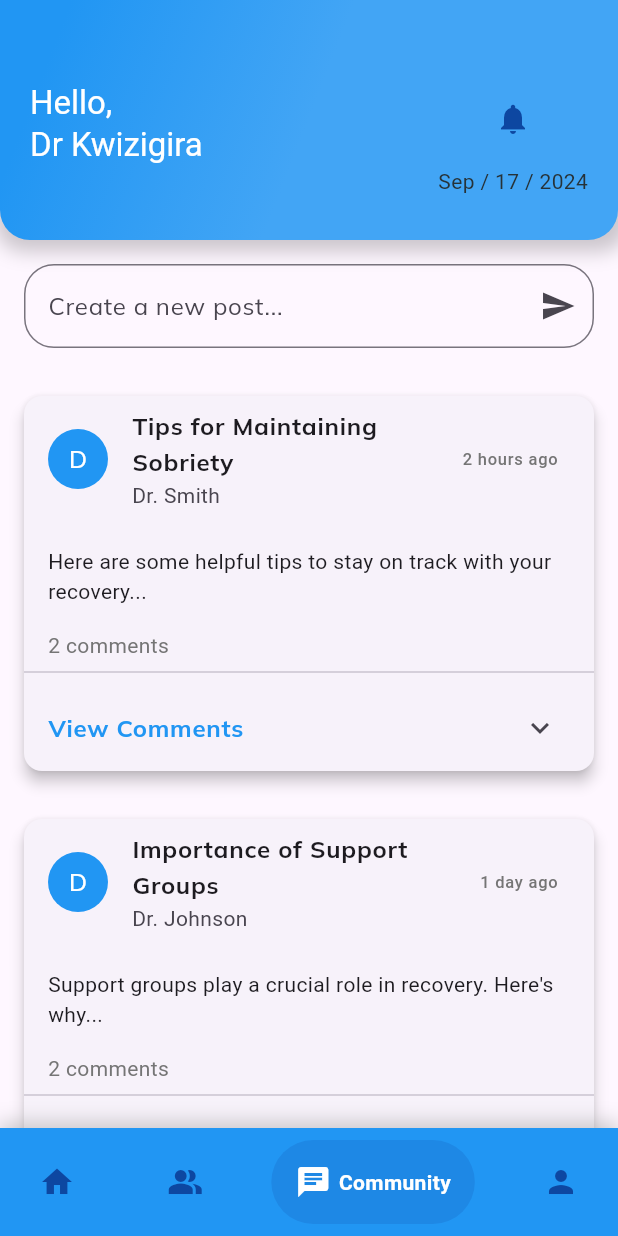
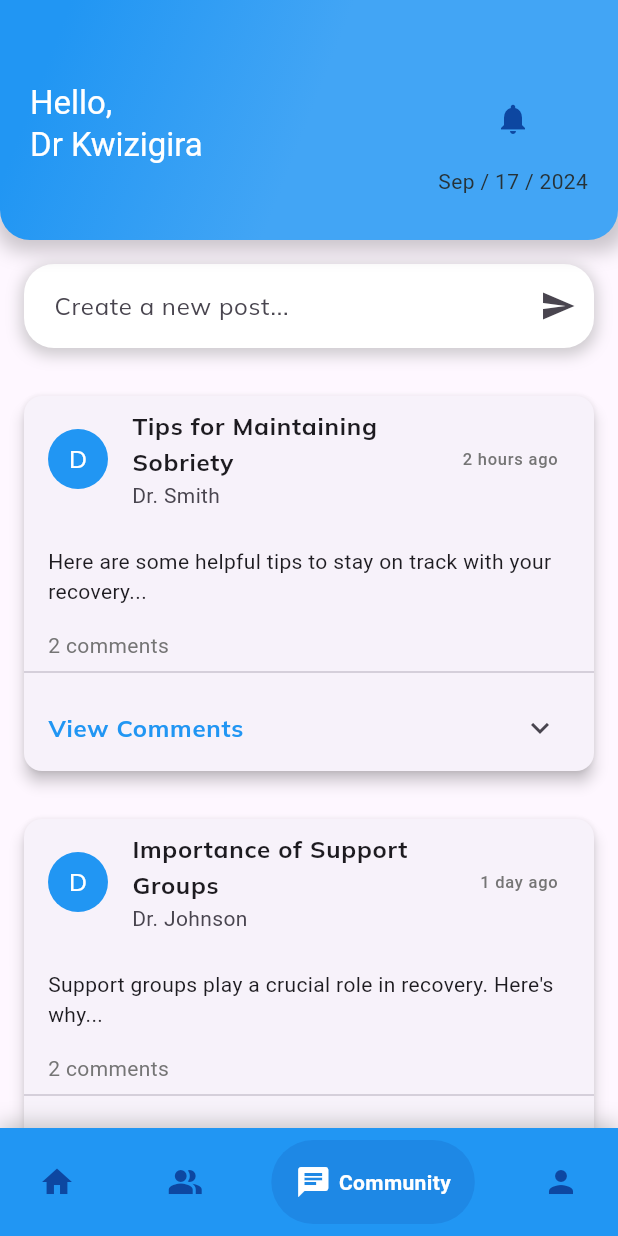
Before and after one commit to mutana-derrick/HealPath-Dev, a Flutter app: the DoctorDashboardScreen screen opened directly, item 3 of the bottom bar chosen, on a phone screen of 412 x 824 dp. Run offline on Flutter 3.47's test engine with Material 3 defaults, Android fonts, the light colour scheme and no system bars; drawn by our look-alikes of google_nav_bar; our stand-ins replace fl_chart, get, google_fonts, modal_bottom_sheet.

```diff
--- a/lib/src/features/doctor/community_tab.dart
+++ b/lib/src/features/doctor/community_tab.dart
@@ -9,6 +9,21 @@ class CommunityTab extends StatelessWidget {
       children: [
         Padding(
           padding: const EdgeInsets.all(16.0),
+          child: Container(
+            decoration: BoxDecoration(
+              color:
+                  Colors.white, // Background color for the TextField container
+              borderRadius: BorderRadius.circular(
+                  20), // Border radius to match the TextField
+              boxShadow: [
+                BoxShadow(
+                  color: Colors.grey.withOpacity(0.5), // Shadow color
+                  spreadRadius: 2, // Spread of the shadow
+                  blurRadius: 8, // Softness of the shadow
+                  offset: Offset(0, 3), // X and Y offset of the shadow
+                ),
+              ],
+            ),
             child: TextField(
               decoration: InputDecoration(
                 hintText: 'Create a new post...',
@@ -20,6 +35,11 @@ class CommunityTab extends StatelessWidget {
                 ),
                 border: OutlineInputBorder(
                   borderRadius: BorderRadius.circular(20),
+                  borderSide: BorderSide
+                      .none, // Remove default border so it matches the shadow
+                ),
+                contentPadding:
+                    const EdgeInsets.all(16), // Inside padding of the TextField
               ),
             ),
           ),
@@ -136,8 +156,10 @@ class _InteractivePostCardState extends State<InteractivePostCard> {
           ListTile(
             leading: CircleAvatar(
               backgroundColor: Colors.blue,
-              child:
-                  Text(widget.author[0], style: const TextStyle(color: Colors.white),),
+              child: Text(
+                widget.author[0],
+                style: const TextStyle(color: Colors.white),
+              ),
             ),
             title: Text(widget.title,
                 style: const TextStyle(fontWeight: FontWeight.bold)),
```
Lines whose indentation alone changed are shown as unchanged.
